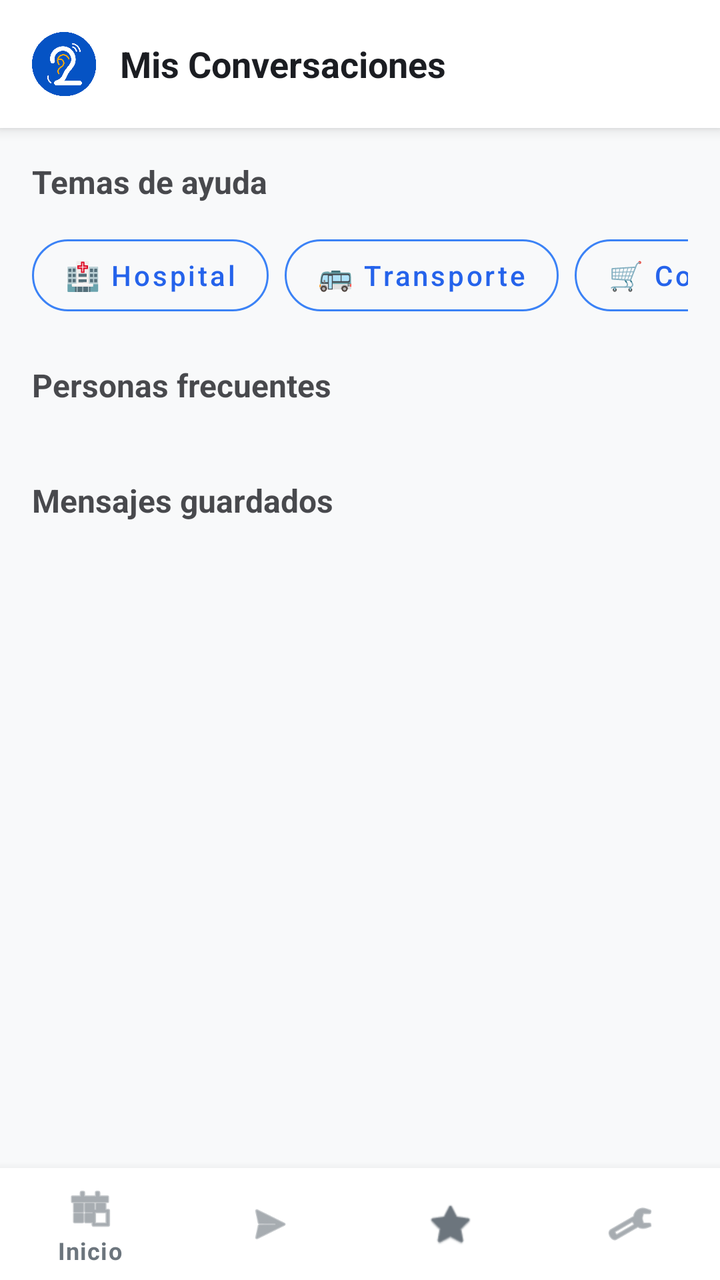
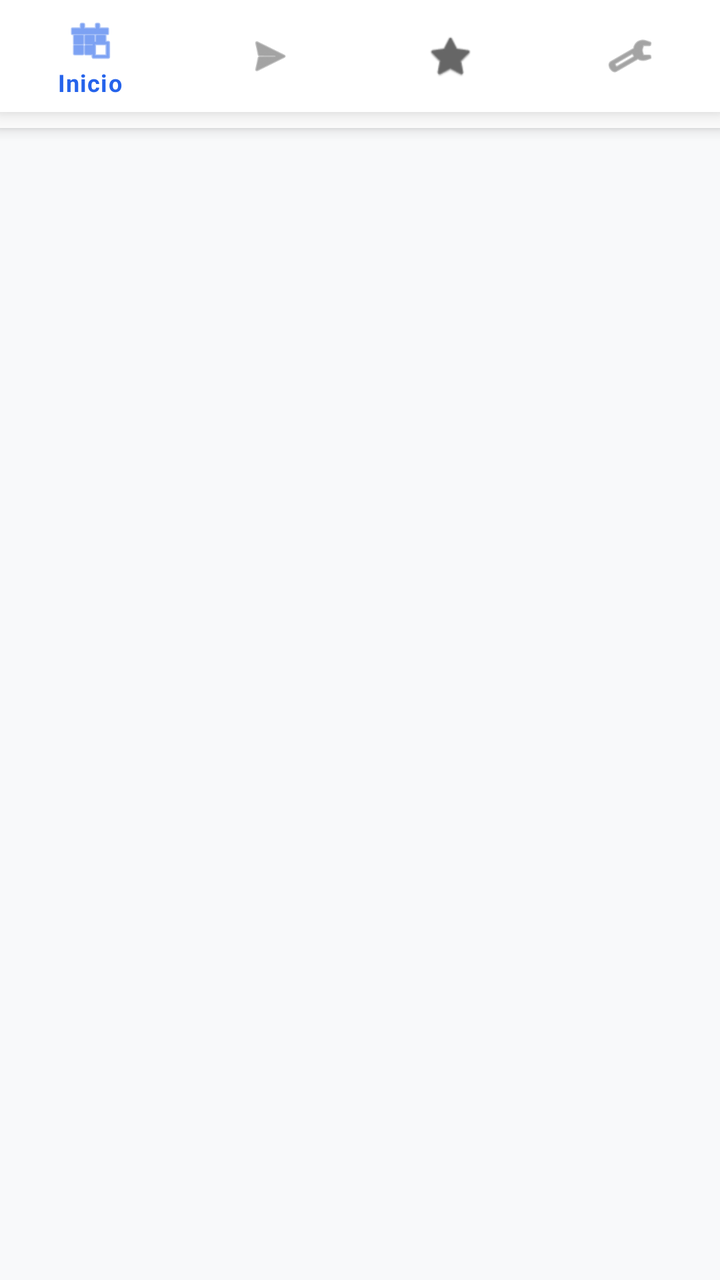

Before-and-after screenshots of an Android layout around one commit, followed by the original layout XML and the change that was made.
<!-- AndroidManifest.xml: activity theme Theme.Speak2Read -->
<!-- res/layout/activity_conversations.xml -->
<?xml version="1.0" encoding="utf-8"?>
<RelativeLayout xmlns:android="http://schemas.android.com/apk/res/android"
    xmlns:app="http://schemas.android.com/apk/res-auto"
    xmlns:tools="http://schemas.android.com/tools"
    android:layout_width="match_parent"
    android:layout_height="match_parent"
    android:background="@color/s2r_background">

    <com.google.android.material.card.MaterialCardView
        android:id="@+id/toolbar"
        android:layout_width="match_parent"
        android:layout_height="64dp"
        app:cardElevation="4dp"
        app:cardCornerRadius="0dp"
        app:cardBackgroundColor="@color/s2r_surface">

        <LinearLayout
            android:layout_width="match_parent"
            android:layout_height="match_parent"
            android:orientation="horizontal"
            android:gravity="center_vertical"
            android:paddingHorizontal="16dp">

            <ImageView
                android:layout_width="32dp"
                android:layout_height="32dp"
                android:src="@drawable/logo_final_v5"
                android:contentDescription="Logo" />

            <TextView
                android:layout_width="wrap_content"
                android:layout_height="wrap_content"
                android:layout_marginStart="12dp"
                android:text="@string/title_conversations"
                android:textStyle="bold"
                android:textSize="18sp"
                android:textColor="@color/s2r_text_primary" />
        </LinearLayout>
    </com.google.android.material.card.MaterialCardView>

    <LinearLayout
        android:layout_width="match_parent"
        android:layout_height="match_parent"
        android:layout_below="@id/toolbar"
        android:layout_above="@id/bottom_navigation"
        android:orientation="vertical"
        android:padding="16dp">

        <TextView
            android:layout_width="wrap_content"
            android:layout_height="wrap_content"
            android:text="@string/label_categories"
            android:textColor="@color/s2r_text_primary"
            android:textStyle="bold"
            android:textSize="16sp"
            android:layout_marginBottom="12dp"
            android:alpha="0.8"/>

        <HorizontalScrollView
            android:layout_width="match_parent"
            android:layout_height="wrap_content"
            android:scrollbars="none"
            android:layout_marginBottom="20dp">

            <LinearLayout
                android:layout_width="wrap_content"
                android:layout_height="wrap_content"
                android:orientation="horizontal">

                <com.google.android.material.button.MaterialButton
                    android:id="@+id/filterHospital"
                    style="@style/Widget.MaterialComponents.Button.OutlinedButton"
                    android:layout_width="wrap_content"
                    android:layout_height="wrap_content"
                    android:text="@string/category_hospital"
                    android:textAllCaps="false"
                    android:layout_marginEnd="8dp"
                    app:cornerRadius="20dp"
                    app:strokeColor="@color/s2r_accent"/>

                <com.google.android.material.button.MaterialButton
                    android:id="@+id/filterTransporte"
                    style="@style/Widget.MaterialComponents.Button.OutlinedButton"
                    android:layout_width="wrap_content"
                    android:layout_height="wrap_content"
                    android:text="@string/category_transport"
                    android:textAllCaps="false"
                    android:layout_marginEnd="8dp"
                    app:cornerRadius="20dp"
                    app:strokeColor="@color/s2r_accent"/>

                <com.google.android.material.button.MaterialButton
                    android:id="@+id/filterCompras"
                    style="@style/Widget.MaterialComponents.Button.OutlinedButton"
                    android:layout_width="wrap_content"
                    android:layout_height="wrap_content"
                    android:text="@string/category_shopping"
                    android:textAllCaps="false"
                    android:layout_marginEnd="8dp"
                    app:cornerRadius="20dp"
                    app:strokeColor="@color/s2r_accent"/>

                <com.google.android.material.button.MaterialButton
                    android:id="@+id/filterTodo"
                    style="@style/Widget.MaterialComponents.Button.OutlinedButton"
                    android:layout_width="wrap_content"
                    android:layout_height="wrap_content"
                    android:text="@string/category_all"
                    android:textAllCaps="false"
                    app:cornerRadius="20dp"
                    app:strokeColor="@color/s2r_accent"/>
            </LinearLayout>
        </HorizontalScrollView>

        <TextView
            android:layout_width="wrap_content"
            android:layout_height="wrap_content"
            android:text="@string/label_recent_people"
            android:textColor="@color/s2r_text_primary"
            android:textStyle="bold"
            android:textSize="16sp"
            android:layout_marginBottom="12dp"
            android:alpha="0.8"/>

        <androidx.recyclerview.widget.RecyclerView
            android:id="@+id/rvContactsList"
            android:layout_width="match_parent"
            android:layout_height="wrap_content"
            android:orientation="horizontal"
            app:layoutManager="androidx.recyclerview.widget.LinearLayoutManager"
            android:layout_marginBottom="24dp"
            tools:listitem="@android:layout/simple_list_item_1"/>

        <TextView
            android:id="@+id/tvCurrentFilter"
            android:layout_width="wrap_content"
            android:layout_height="wrap_content"
            android:text="@string/label_messages_title"
            android:textColor="@color/s2r_text_primary"
            android:textStyle="bold"
            android:textSize="16sp"
            android:layout_marginBottom="8dp"
            android:alpha="0.8"/>

        <androidx.recyclerview.widget.RecyclerView
            android:id="@+id/rvContacts"
            android:layout_width="match_parent"
            android:layout_height="0dp"
            android:layout_weight="1"
            android:clipToPadding="false"
            android:paddingBottom="16dp"/>

        <TextView
            android:id="@+id/tvEmptyState"
            android:layout_width="match_parent"
            android:layout_height="wrap_content"
            android:text="@string/empty_messages_category"
            android:gravity="center"
            android:layout_marginTop="40dp"
            android:textColor="@color/s2r_text_secondary"
            android:visibility="gone"/>

    </LinearLayout>

    <com.google.android.material.bottomnavigation.BottomNavigationView
        android:id="@+id/bottom_navigation"
        android:layout_width="match_parent"
        android:layout_height="wrap_content"
        android:layout_alignParentBottom="true"
        android:background="@color/s2r_surface"
        app:itemIconTint="@color/s2r_text_secondary"
        app:itemTextColor="@color/s2r_text_secondary"
        app:menu="@menu/bottom_nav_menu" />

</RelativeLayout>
<!-- resources referenced by this layout -->
<resources>
  <color name="s2r_accent">#3B82F6</color>
  <color name="s2r_background">#F8F9FA</color>
  <color name="s2r_surface">#FFFFFF</color>
  <color name="s2r_text_primary">#1B1D22</color>
  <color name="s2r_text_secondary">#6C757D</color>
  <!-- drawable logo_final_v5: png bitmap (drawable, 19149 bytes) -->
  <string name="category_all">🔄 Ver Todo</string>
  <string name="category_hospital">🏥 Hospital</string>
  <string name="category_shopping">🛒 Compras</string>
  <string name="category_transport">🚌 Transporte</string>
  <string name="empty_messages_category">Aún no hay mensajes aquí.</string>
  <string name="label_categories">Temas de ayuda</string>
  <string name="label_messages_title">Mensajes guardados</string>
  <string name="label_recent_people">Personas frecuentes</string>
  <string name="title_conversations">Mis Conversaciones</string>
  <style name="Theme.Speak2Read" parent="Theme.MaterialComponents.DayNight.NoActionBar">
          <item name="colorPrimary">@color/s2r_bubble_usuario</item>
          <item name="colorPrimaryVariant">@color/s2r_bubble_usuario</item>
          <item name="colorOnPrimary">@color/white</item>
          <item name="android:windowBackground">@color/s2r_background</item>
          <item name="android:colorBackground">@color/s2r_background</item>
          <item name="android:textColorPrimary">@color/s2r_text_primary</item>
          <item name="android:textColor">@color/s2r_text_primary</item>
      </style>
  <color name="s2r_bubble_usuario">#2563EB</color>
  <color name="white">#FFFFFFFF</color>
</resources>

<!-- the commit's change to res/layout/activity_conversations.xml (unified diff, before → after) -->
@@ -1,17 +1,19 @@
 <?xml version="1.0" encoding="utf-8"?>
-<RelativeLayout xmlns:android="http://schemas.android.com/apk/res/android"
+<androidx.constraintlayout.widget.ConstraintLayout xmlns:android="http://schemas.android.com/apk/res/android"
     xmlns:app="http://schemas.android.com/apk/res-auto"
     xmlns:tools="http://schemas.android.com/tools"
     android:layout_width="match_parent"
     android:layout_height="match_parent"
     android:background="@color/s2r_background">
 
+    
     <com.google.android.material.card.MaterialCardView
-        android:id="@+id/toolbar"
+        android:id="@+id/sosHeader"
         android:layout_width="match_parent"
         android:layout_height="64dp"
         app:cardElevation="4dp"
         app:cardCornerRadius="0dp"
+        app:layout_constraintTop_toTopOf="parent"
         app:cardBackgroundColor="@color/s2r_surface">
 
         <LinearLayout
@@ -31,145 +33,41 @@
                 android:layout_width="wrap_content"
                 android:layout_height="wrap_content"
                 android:layout_marginStart="12dp"
-                android:text="@string/title_conversations"
+                android:text="Mis Chats"
                 android:textStyle="bold"
                 android:textSize="18sp"
                 android:textColor="@color/s2r_text_primary" />
         </LinearLayout>
     </com.google.android.material.card.MaterialCardView>
 
-    <LinearLayout
+    
+    <androidx.recyclerview.widget.RecyclerView
+        android:id="@+id/rvContactsList"
         android:layout_width="match_parent"
-        android:layout_height="match_parent"
-        android:layout_below="@id/toolbar"
-        android:layout_above="@id/bottom_navigation"
-        android:orientation="vertical"
-        android:padding="16dp">
+        android:layout_height="0dp"
+        android:paddingTop="8dp"
+        app:layout_constraintTop_toBottomOf="@id/sosHeader"
+        app:layout_bottom_toTopOf="@id/bottom_navigation"
+        tools:listitem="@android:layout/simple_list_item_2" />
 
-        <TextView
-            android:layout_width="wrap_content"
-            android:layout_height="wrap_content"
-            android:text="@string/label_categories"
-            android:textColor="@color/s2r_text_primary"
-            android:textStyle="bold"
-            android:textSize="16sp"
-            android:layout_marginBottom="12dp"
-            android:alpha="0.8"/>
-
-        <HorizontalScrollView
-            android:layout_width="match_parent"
-            android:layout_height="wrap_content"
-            android:scrollbars="none"
-            android:layout_marginBottom="20dp">
-
-            <LinearLayout
-                android:layout_width="wrap_content"
-                android:layout_height="wrap_content"
-                android:orientation="horizontal">
-
-                <com.google.android.material.button.MaterialButton
-                    android:id="@+id/filterHospital"
-                    style="@style/Widget.MaterialComponents.Button.OutlinedButton"
-                    android:layout_width="wrap_content"
-                    android:layout_height="wrap_content"
-                    android:text="@string/category_hospital"
-                    android:textAllCaps="false"
-                    android:layout_marginEnd="8dp"
-                    app:cornerRadius="20dp"
-                    app:strokeColor="@color/s2r_accent"/>
-
-                <com.google.android.material.button.MaterialButton
-                    android:id="@+id/filterTransporte"
-                    style="@style/Widget.MaterialComponents.Button.OutlinedButton"
-                    android:layout_width="wrap_content"
-                    android:layout_height="wrap_content"
-                    android:text="@string/category_transport"
-                    android:textAllCaps="false"
-                    android:layout_marginEnd="8dp"
-                    app:cornerRadius="20dp"
-                    app:strokeColor="@color/s2r_accent"/>
-
-                <com.google.android.material.button.MaterialButton
-                    android:id="@+id/filterCompras"
-                    style="@style/Widget.MaterialComponents.Button.OutlinedButton"
-                    android:layout_width="wrap_content"
-                    android:layout_height="wrap_content"
-                    android:text="@string/category_shopping"
-                    android:textAllCaps="false"
-                    android:layout_marginEnd="8dp"
-                    app:cornerRadius="20dp"
-                    app:strokeColor="@color/s2r_accent"/>
-
-                <com.google.android.material.button.MaterialButton
-                    android:id="@+id/filterTodo"
-                    style="@style/Widget.MaterialComponents.Button.OutlinedButton"
-                    android:layout_width="wrap_content"
-                    android:layout_height="wrap_content"
-                    android:text="@string/category_all"
-                    android:textAllCaps="false"
-                    app:cornerRadius="20dp"
-                    app:strokeColor="@color/s2r_accent"/>
-            </LinearLayout>
-        </HorizontalScrollView>
-
-        <TextView
-            android:layout_width="wrap_content"
-            android:layout_height="wrap_content"
-            android:text="@string/label_recent_people"
-            android:textColor="@color/s2r_text_primary"
-            android:textStyle="bold"
-            android:textSize="16sp"
-            android:layout_marginBottom="12dp"
-            android:alpha="0.8"/>
-
-        <androidx.recyclerview.widget.RecyclerView
-            android:id="@+id/rvContactsList"
-            android:layout_width="match_parent"
-            android:layout_height="wrap_content"
-            android:orientation="horizontal"
-            app:layoutManager="androidx.recyclerview.widget.LinearLayoutManager"
-            android:layout_marginBottom="24dp"
-            tools:listitem="@android:layout/simple_list_item_1"/>
-
-        <TextView
-            android:id="@+id/tvCurrentFilter"
-            android:layout_width="wrap_content"
-            android:layout_height="wrap_content"
-            android:text="@string/label_messages_title"
-            android:textColor="@color/s2r_text_primary"
-            android:textStyle="bold"
-            android:textSize="16sp"
-            android:layout_marginBottom="8dp"
-            android:alpha="0.8"/>
-
-        <androidx.recyclerview.widget.RecyclerView
-            android:id="@+id/rvContacts"
-            android:layout_width="match_parent"
-            android:layout_height="0dp"
-            android:layout_weight="1"
-            android:clipToPadding="false"
-            android:paddingBottom="16dp"/>
-
-        <TextView
-            android:id="@+id/tvEmptyState"
-            android:layout_width="match_parent"
-            android:layout_height="wrap_content"
-            android:text="@string/empty_messages_category"
-            android:gravity="center"
-            android:layout_marginTop="40dp"
-            android:textColor="@color/s2r_text_secondary"
-            android:visibility="gone"/>
-
-    </LinearLayout>
+    <TextView
+        android:id="@+id/tvEmptyState"
+        android:layout_width="wrap_content"
+        android:layout_height="wrap_content"
+        android:text="Aún no tienes chats guardados"
+        android:textColor="@color/s2r_text_secondary"
+        android:visibility="gone"
+        app:layout_constraintTop_toTopOf="parent"
+        app:layout_bottom_toBottomOf="parent"
+        app:layout_constraintStart_toStartOf="parent"
+        app:layout_endOf_toEndOf="parent" />
 
     <com.google.android.material.bottomnavigation.BottomNavigationView
         android:id="@+id/bottom_navigation"
         android:layout_width="match_parent"
         android:layout_height="wrap_content"
-        android:layout_alignParentBottom="true"
-        android:background="@color/s2r_surface"
-        app:itemIconTint="@color/s2r_text_secondary"
-        app:itemTextColor="@color/s2r_text_secondary"
-        app:menu="@menu/bottom_nav_menu" />
+        app:layout_bottom_toBottomOf="parent"
+        app:menu="@menu/bottom_nav_menu"
+        android:background="@color/s2r_surface" />
 
-</RelativeLayout>
+</androidx.constraintlayout.widget.ConstraintLayout>
<!-- resource entries referenced after the edit -->
@@ -1,20 +1,10 @@
 <!-- resources referenced by this layout -->
 <resources>
-  <color name="s2r_accent">#3B82F6</color>
   <color name="s2r_background">#F8F9FA</color>
   <color name="s2r_surface">#FFFFFF</color>
   <color name="s2r_text_primary">#1B1D22</color>
   <color name="s2r_text_secondary">#6C757D</color>
   <!-- drawable logo_final_v5: png bitmap (drawable, 19149 bytes) -->
-  <string name="category_all">🔄 Ver Todo</string>
-  <string name="category_hospital">🏥 Hospital</string>
-  <string name="category_shopping">🛒 Compras</string>
-  <string name="category_transport">🚌 Transporte</string>
-  <string name="empty_messages_category">Aún no hay mensajes aquí.</string>
-  <string name="label_categories">Temas de ayuda</string>
-  <string name="label_messages_title">Mensajes guardados</string>
-  <string name="label_recent_people">Personas frecuentes</string>
-  <string name="title_conversations">Mis Conversaciones</string>
   <style name="Theme.Speak2Read" parent="Theme.MaterialComponents.DayNight.NoActionBar">
           <item name="colorPrimary">@color/s2r_bubble_usuario</item>
           <item name="colorPrimaryVariant">@color/s2r_bubble_usuario</item>
